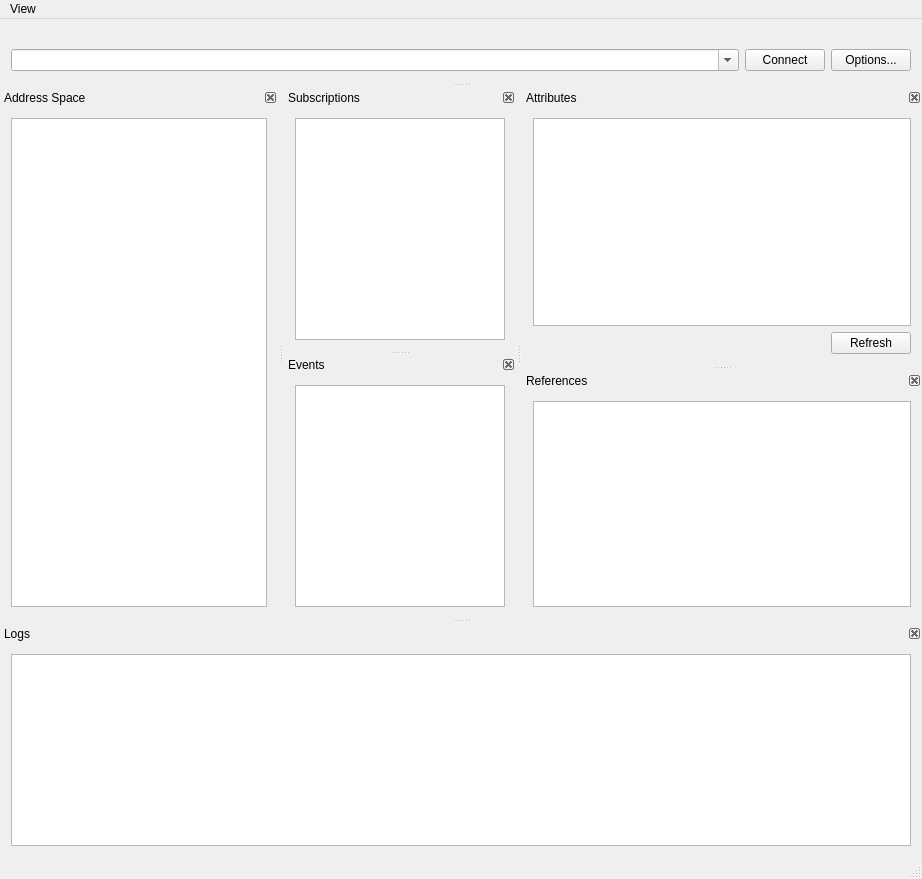
Old version of the form client/mainwindow_ui.ui in the repository ilManno/OPCUA_PyClient_NodeServer.
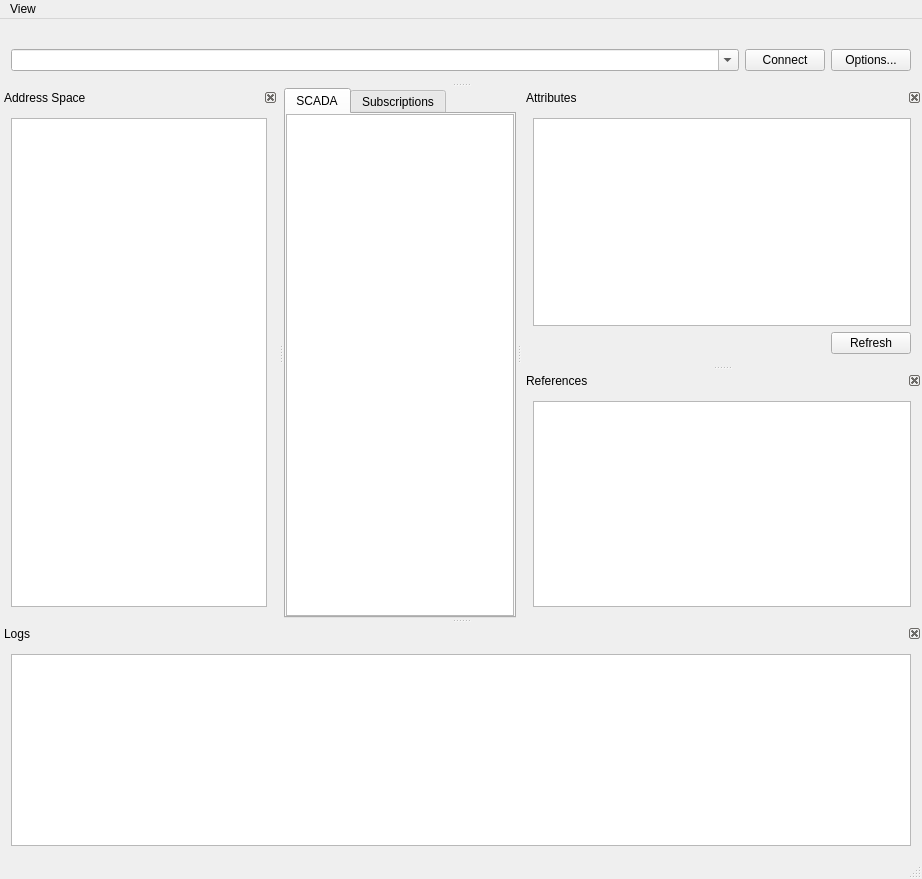
New version of the form. Icons and pictures are not drawn.

Commit message: Refactor code and add SCADA tab

Patch:
```diff
--- a/client/mainwindow_ui.ui
+++ b/client/mainwindow_ui.ui
@@ -18,7 +18,7 @@
     <normaloff>uawidgets/icons/client.svg</normaloff>uawidgets/icons/client.svg</iconset>
   </property>
   <widget class="QWidget" name="centralWidget">
-   <layout class="QGridLayout" name="gridLayout_7">
+   <layout class="QGridLayout" name="gridLayout_2">
     <property name="leftMargin">
      <number>0</number>
     </property>
@@ -32,31 +32,49 @@
      <number>0</number>
     </property>
     <item row="0" column="0">
-     <widget class="QSplitter" name="splitter">
-      <property name="orientation">
-       <enum>Qt::Vertical</enum>
+     <widget class="QTabWidget" name="tabWidget">
+      <property name="currentIndex">
+       <number>0</number>
       </property>
-      <widget class="QDockWidget" name="subDockWidget">
-       <property name="sizePolicy">
-        <sizepolicy hsizetype="Expanding" vsizetype="Preferred">
-         <horstretch>0</horstretch>
-         <verstretch>0</verstretch>
-        </sizepolicy>
-       </property>
-       <property name="features">
-        <set>QDockWidget::DockWidgetClosable|QDockWidget::DockWidgetMovable</set>
-       </property>
-       <property name="windowTitle">
-        <string>Subscriptions</string>
-       </property>
-       <widget class="QWidget" name="dockWidgetContents_7">
-        <property name="sizePolicy">
-         <sizepolicy hsizetype="Expanding" vsizetype="Preferred">
-          <horstretch>0</horstretch>
-          <verstretch>0</verstretch>
-         </sizepolicy>
-        </property>
+      <widget class="QWidget" name="scadaTab">
+       <attribute name="title">
+        <string>SCADA</string>
+       </attribute>
         <layout class="QGridLayout" name="gridLayout_3">
+        <property name="leftMargin">
+         <number>0</number>
+        </property>
+        <property name="topMargin">
+         <number>0</number>
+        </property>
+        <property name="rightMargin">
+         <number>0</number>
+        </property>
+        <property name="bottomMargin">
+         <number>0</number>
+        </property>
+        <item row="0" column="0">
+         <widget class="QListWidget" name="scadaWidget"/>
+        </item>
+       </layout>
+      </widget>
+      <widget class="QWidget" name="subTab">
+       <attribute name="title">
+        <string>Subscriptions</string>
+       </attribute>
+       <layout class="QGridLayout" name="gridLayout_7">
+        <property name="leftMargin">
+         <number>0</number>
+        </property>
+        <property name="topMargin">
+         <number>0</number>
+        </property>
+        <property name="rightMargin">
+         <number>0</number>
+        </property>
+        <property name="bottomMargin">
+         <number>0</number>
+        </property>
          <item row="0" column="0">
           <widget class="QTableView" name="subView">
            <property name="acceptDrops">
@@ -79,44 +97,6 @@
         </layout>
        </widget>
       </widget>
-      <widget class="QDockWidget" name="evDockWidget">
-       <property name="sizePolicy">
-        <sizepolicy hsizetype="Expanding" vsizetype="Preferred">
-         <horstretch>0</horstretch>
-         <verstretch>0</verstretch>
-        </sizepolicy>
-       </property>
-       <property name="features">
-        <set>QDockWidget::DockWidgetClosable|QDockWidget::DockWidgetMovable</set>
-       </property>
-       <property name="windowTitle">
-        <string>Events</string>
-       </property>
-       <widget class="QWidget" name="dockWidgetContents_8">
-        <property name="sizePolicy">
-         <sizepolicy hsizetype="Expanding" vsizetype="Preferred">
-          <horstretch>0</horstretch>
-          <verstretch>0</verstretch>
-         </sizepolicy>
-        </property>
-        <layout class="QGridLayout" name="gridLayout_2">
-         <item row="0" column="0">
-          <widget class="QListView" name="evView">
-           <property name="acceptDrops">
-            <bool>true</bool>
-           </property>
-           <property name="editTriggers">
-            <set>QAbstractItemView::NoEditTriggers</set>
-           </property>
-           <property name="dragDropMode">
-            <enum>QAbstractItemView::DropOnly</enum>
-           </property>
-          </widget>
-         </item>
-        </layout>
-       </widget>
-      </widget>
-     </widget>
     </item>
    </layout>
   </widget>
```
Left out of the diff: 18 changed lines with no effect on the pictures. Lines whose indentation alone changed are shown as unchanged. The commit also changes 36 other files.
